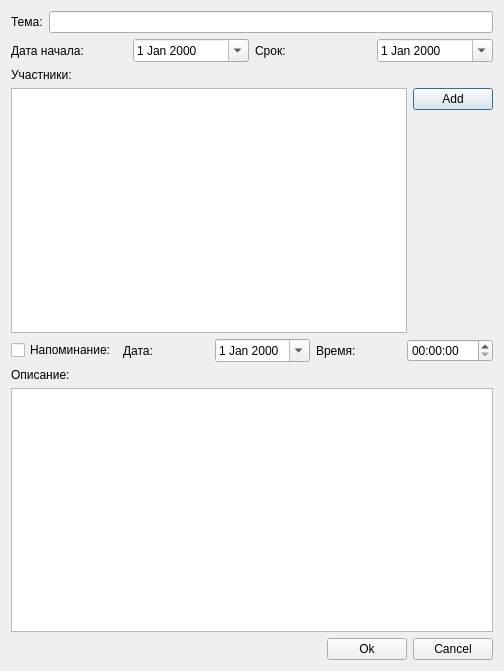
Above: gui/templates/task_create.ui from geektasks/client before the change. Below: the same form after it.
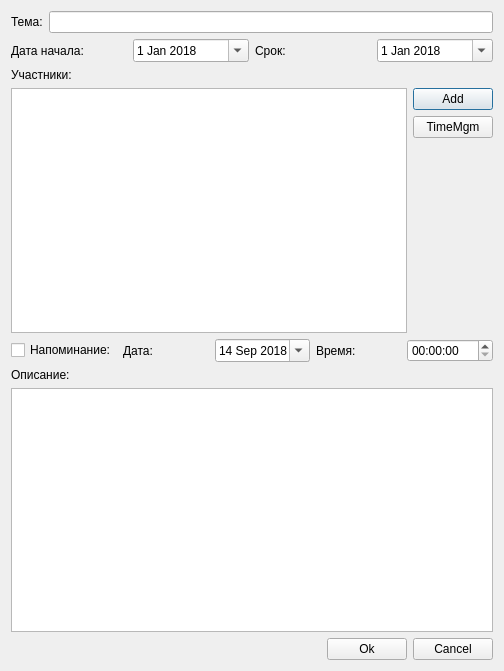
That is the form after the change.

Commit message: Поправил даты. Добавил форму таймменеджмента

```diff
--- a/gui/templates/task_create.ui
+++ b/gui/templates/task_create.ui
@@ -43,6 +43,33 @@
          </item>
          <item>
           <widget class="QDateEdit" name="dateEdit">
+           <property name="maximumDateTime">
+            <datetime>
+             <hour>21</hour>
+             <minute>59</minute>
+             <second>59</second>
+             <year>3000</year>
+             <month>12</month>
+             <day>31</day>
+            </datetime>
+           </property>
+           <property name="minimumDate">
+            <date>
+             <year>2018</year>
+             <month>1</month>
+             <day>1</day>
+            </date>
+           </property>
+           <property name="maximumTime">
+            <time>
+             <hour>21</hour>
+             <minute>59</minute>
+             <second>59</second>
+            </time>
+           </property>
+           <property name="currentSection">
+            <enum>QDateTimeEdit::DaySection</enum>
+           </property>
            <property name="calendarPopup">
             <bool>true</bool>
            </property>
@@ -57,6 +84,26 @@
          </item>
          <item>
           <widget class="QDateEdit" name="dateEdit_2">
+           <property name="maximumDateTime">
+            <datetime>
+             <hour>23</hour>
+             <minute>59</minute>
+             <second>59</second>
+             <year>3000</year>
+             <month>12</month>
+             <day>31</day>
+            </datetime>
+           </property>
+           <property name="minimumDateTime">
+            <datetime>
+             <hour>0</hour>
+             <minute>0</minute>
+             <second>0</second>
+             <year>2018</year>
+             <month>1</month>
+             <day>1</day>
+            </datetime>
+           </property>
            <property name="calendarPopup">
             <bool>true</bool>
            </property>
@@ -89,6 +136,13 @@
              </property>
             </widget>
            </item>
+           <item>
+            <widget class="QPushButton" name="TimeMGM">
+             <property name="text">
+              <string>TimeMgm</string>
+             </property>
+            </widget>
+           </item>
            <item>
             <spacer name="verticalSpacer">
              <property name="orientation">
@@ -126,6 +180,33 @@
        </item>
        <item>
         <widget class="QDateEdit" name="dateEdit_3">
+         <property name="dateTime">
+          <datetime>
+           <hour>0</hour>
+           <minute>0</minute>
+           <second>0</second>
+           <year>2018</year>
+           <month>9</month>
+           <day>14</day>
+          </datetime>
+         </property>
+         <property name="minimumDateTime">
+          <datetime>
+           <hour>0</hour>
+           <minute>0</minute>
+           <second>0</second>
+           <year>2018</year>
+           <month>1</month>
+           <day>1</day>
+          </datetime>
+         </property>
+         <property name="maximumDate">
+          <date>
+           <year>3000</year>
+           <month>12</month>
+           <day>31</day>
+          </date>
+         </property>
          <property name="calendarPopup">
           <bool>true</bool>
          </property>
```
The commit also changes 1 other file.
